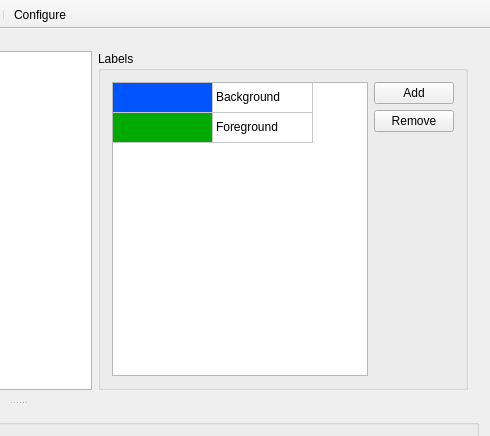
The window that ml_project_app/mainwindow.ui (alexshtf/MachineLearningCourseProject) describes before a commit, drawn with Qt 5; both pictures show x 454 to 944 and y 0 to 436 of the 944 by 747 pixel window.
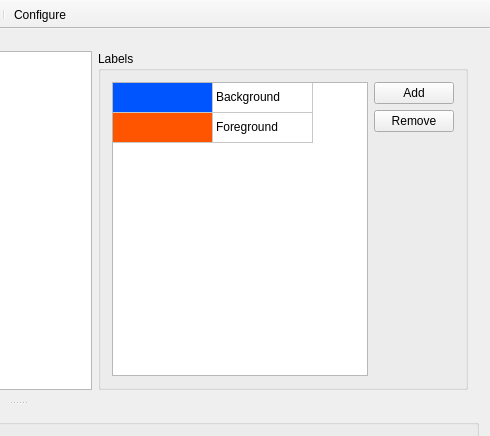
The same window after the commit.

Commit message: Default background and foreground colors are now more distinctive.

```diff
--- a/ml_project_app/mainwindow.ui
+++ b/ml_project_app/mainwindow.ui
@@ -119,8 +119,8 @@
               <property name="background">
                <brush brushstyle="SolidPattern">
                 <color alpha="255">
-                 <red>0</red>
-                 <green>170</green>
+                 <red>255</red>
+                 <green>85</green>
                  <blue>0</blue>
                 </color>
                </brush>
```
The commit also changes 1 other file.
